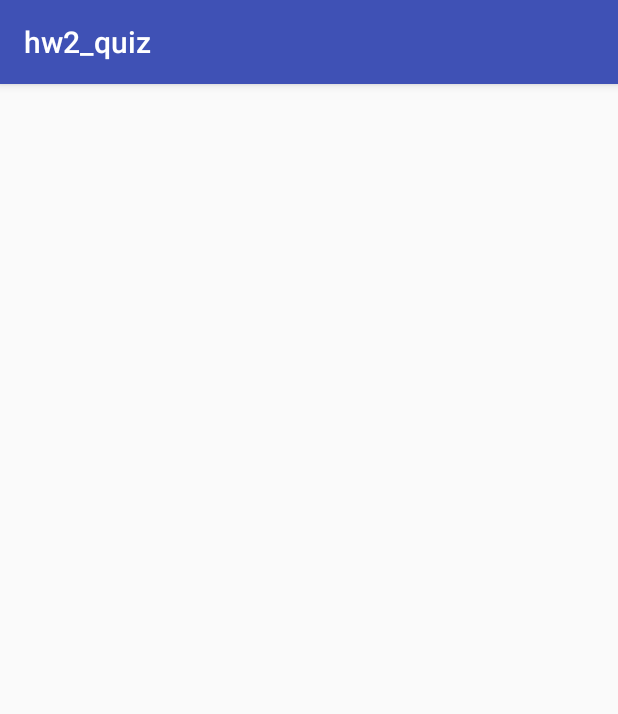
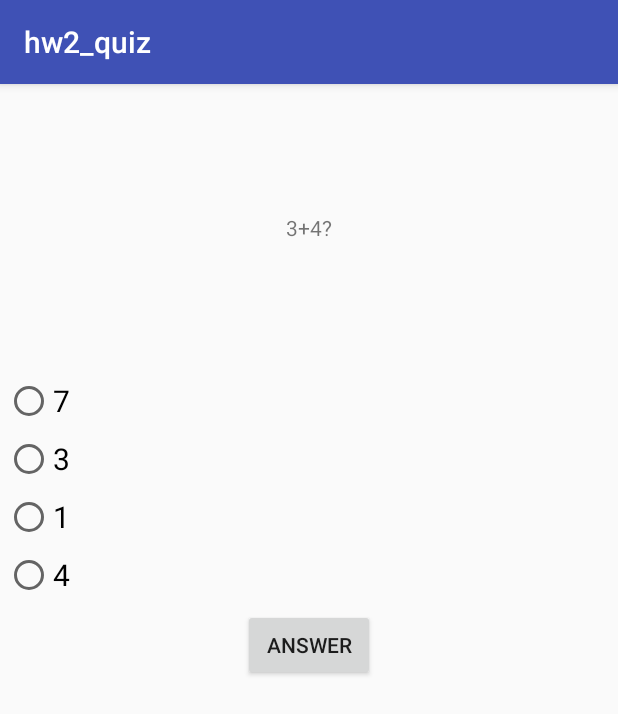
Before and after one commit to ofersh/yali_noam, an Android app: the Question_main screen opened directly, with no data from a screen before it, on a phone screen of 412 x 824 dp. Shown: the top 714 px of the screen. Run offline under Robolectric (Android 15) with nearby library versions, the phone set to English and light mode, and no system bars.

Commit message:
Finished the fragments in android.

```diff
--- a/y3/sem_b/quiz_hw2/app/src/main/java/com/android/noam/hw2_quiz/MainActivity.kt
+++ b/y3/sem_b/quiz_hw2/app/src/main/java/com/android/noam/hw2_quiz/MainActivity.kt
@@ -1,7 +1,9 @@
 package com.android.noam.hw2_quiz
 
+import android.content.Intent
 import android.support.v7.app.AppCompatActivity
 import android.os.Bundle
+import android.view.View
 
 class MainActivity : AppCompatActivity() {
 
@@ -9,7 +11,10 @@ class MainActivity : AppCompatActivity() {
         super.onCreate(savedInstanceState)
         setContentView(R.layout.activity_main)
 
+    }
 
-
+    fun start_quiz(view : View){
+        intent = Intent(this, Question_main::class.java)
+        startActivity(intent)
     }
 }
--- /dev/null
+++ b/y3/sem_b/quiz_hw2/app/src/main/java/com/android/noam/hw2_quiz/Question.kt
@@ -0,0 +1,5 @@
+package com.android.noam.hw2_quiz
+
+
+data class Question(var question : String, var options : ArrayList<String> , var right_answer : Int) {
+}
--- a/y3/sem_b/quiz_hw2/app/src/main/java/com/android/noam/hw2_quiz/Question_frag.kt
+++ b/y3/sem_b/quiz_hw2/app/src/main/java/com/android/noam/hw2_quiz/Question_frag.kt
@@ -7,12 +7,16 @@ import android.support.v4.app.Fragment
 import android.view.LayoutInflater
 import android.view.View
 import android.view.ViewGroup
+import android.widget.RadioButton
+import android.widget.RadioGroup
+import android.widget.TextView
 
 
 // TODO: Rename parameter arguments, choose names that match
 // the fragment initialization parameters, e.g. ARG_ITEM_NUMBER
-private const val ARG_PARAM1 = "param1"
-private const val ARG_PARAM2 = "param2"
+private const val QUESTION = "question"
+private const val OPTIONS = "options"
+private const val RIGHTANSWER = "right_answer"
 
 /**
  * A simple [Fragment] subclass.
@@ -23,44 +27,55 @@ private const val ARG_PARAM2 = "param2"
  * create an instance of this fragment.
  *
  */
-class question_frag : Fragment() {
+class Question_frag : Fragment() {
     // TODO: Rename and change types of parameters
-    private var param1: String? = null
-    private var param2: String? = null
-    private var listener: OnFragmentInteractionListener? = null
-
-    override fun onCreate(savedInstanceState: Bundle?) {
-        super.onCreate(savedInstanceState)
-        arguments?.let {
-            param1 = it.getString(ARG_PARAM1)
-            param2 = it.getString(ARG_PARAM2)
-        }
-    }
+    private var question: Question? = null
+//    private var listener: OnFragmentInteractionListener? = null
 
     override fun onCreateView(inflater: LayoutInflater, container: ViewGroup?,
                               savedInstanceState: Bundle?): View? {
         // Inflate the layout for this fragment
-        return inflater.inflate(R.layout.fragment_question_frag, container, false)
+        val view = inflater.inflate(R.layout.fragment_question_frag, container, false)
+
+        val q_text = view.findViewById<TextView>(R.id.question)
+        val opt1 = view.findViewById<RadioButton>(R.id.opt1)
+        val opt2 = view.findViewById<RadioButton>(R.id.opt2)
+        val opt3 = view.findViewById<RadioButton>(R.id.opt3)
+        val opt4 = view.findViewById<RadioButton>(R.id.opt4)
+
+
+        val args = arguments
+        if (args != null) {
+            q_text.text = args.getString(QUESTION)
+            val options_list = args.getStringArrayList(OPTIONS)
+            opt1.text = options_list[0]
+            opt2.text = options_list[1]
+            opt3.text = options_list[2]
+            opt4.text = options_list[3]
+
+        }
+
+        return view
     }
-
-    // TODO: Rename method, update argument and hook method into UI event
-    fun onButtonPressed(uri: Uri) {
-        listener?.onFragmentInteraction(uri)
-    }
-
-    override fun onAttach(context: Context) {
-        super.onAttach(context)
-        if (context is OnFragmentInteractionListener) {
-            listener = context
-        } else {
-            throw RuntimeException(context.toString() + " must implement OnFragmentInteractionListener")
-        }
-    }
-
-    override fun onDetach() {
-        super.onDetach()
-        listener = null
-    }
+//
+//    // TODO: Rename method, update argument and hook method into UI event
+//    fun onButtonPressed(uri: Uri) {
+//        listener?.onFragmentInteraction(uri)
+//    }
+//
+//    override fun onAttach(context: Context) {
+//        super.onAttach(context)
+//        if (context is OnFragmentInteractionListener) {
+//            listener = context
+//        } else {
+//            throw RuntimeException(context.toString() + " must implement OnFragmentInteractionListener")
+//        }
+//    }
+//
+//    override fun onDetach() {
+//        super.onDetach()
+//        listener = null
+//    }
 
     /**
      * This interface must be implemented by activities that contain this
@@ -73,28 +88,24 @@ class question_frag : Fragment() {
      * (http://developer.android.com/training/basics/fragments/communicating.html)
      * for more information.
      */
-    interface OnFragmentInteractionListener {
-        // TODO: Update argument type and name
-        fun onFragmentInteraction(uri: Uri)
-    }
+//    interface OnFragmentInteractionListener {
+//        // TODO: Update argument type and name
+//        fun onFragmentInteraction(uri: Uri)
+//    }
 
     companion object {
-        /**
-         * Use this factory method to create a new instance of
-         * this fragment using the provided parameters.
-         *
-         * @param param1 Parameter 1.
-         * @param param2 Parameter 2.
-         * @return A new instance of fragment question_frag.
-         */
-        // TODO: Rename and change types and number of parameters
+
         @JvmStatic
-        fun newInstance(param1: String, param2: String) =
-                question_frag().apply {
-                    arguments = Bundle().apply {
-                        putString(ARG_PARAM1, param1)
-                        putString(ARG_PARAM2, param2)
-                    }
-                }
+        fun newInstance(question: Question): Question_frag {
+            val args = Bundle()
+            args.putString(QUESTION, question.question)
+            args.putStringArrayList(OPTIONS, question.options)
+            args.putInt(RIGHTANSWER, question.right_answer)
+
+            val question_frag = Question_frag()
+            question_frag.arguments = args
+
+            return question_frag
+        }
     }
 }
--- a/y3/sem_b/quiz_hw2/app/src/main/java/com/android/noam/hw2_quiz/Question_main.kt
+++ b/y3/sem_b/quiz_hw2/app/src/main/java/com/android/noam/hw2_quiz/Question_main.kt
@@ -12,24 +12,40 @@ import android.support.v4.view.ViewPager
 class Question_main : AppCompatActivity() {
 
     private lateinit var  q_pager: ViewPager
+    var questions : ArrayList<Question> = ArrayList()
 
     override fun onCreate(savedInstanceState: Bundle?) {
         super.onCreate(savedInstanceState)
         setContentView(R.layout.activity_question_main)
+
+        q_pager = findViewById<ViewPager>(R.id.q_pager)
+
+        set_questions()
+
+        var q_pager_adapter = ScreenSlidePagerAdapter(getSupportFragmentManager(), questions)
+        q_pager.adapter = q_pager_adapter
     }
 
-    fun setupViewPager(){
-        var adapter:
-        //adapter = PagerAdapter(supportFragmentManager.get)
+    fun set_questions(){
+        questions = ArrayList()
+
+        var opts = arrayListOf<String>()
+        opts.add("7")
+        opts.add("3")
+        opts.add("1")
+        opts.add("4")
+
+        questions.add(Question("3+4?", opts, 0))
+        questions.add(Question("This is the second quesiotn", opts, 0))
 
     }
 
 
-     class ScreenSlidePagerAdapter (fragmentManager: FragmentManager, private val questions:ArrayList<Object>)
+     class ScreenSlidePagerAdapter (fragmentManager: FragmentManager, private val questions:ArrayList<Question>)
          : FragmentPagerAdapter(fragmentManager) {
 
         override fun getItem(position: Int): Fragment {
-            return question_frag()
+            return Question_frag.newInstance(questions[position])
         }
 
 
--- a/y3/sem_b/quiz_hw2/app/src/main/res/layout/activity_main.xml
+++ b/y3/sem_b/quiz_hw2/app/src/main/res/layout/activity_main.xml
@@ -15,6 +15,7 @@
         app:layout_constraintLeft_toLeftOf="parent"
         app:layout_constraintRight_toRightOf="parent"
         app:layout_constraintTop_toTopOf="parent"
+        android:onClick="start_quiz"
         />
 
 </android.support.constraint.ConstraintLayout>
--- a/y3/sem_b/quiz_hw2/app/src/main/res/layout/activity_question_main.xml
+++ b/y3/sem_b/quiz_hw2/app/src/main/res/layout/activity_question_main.xml
@@ -8,22 +8,19 @@
     android:orientation="vertical">
 
 
+
+        <android.support.v4.view.ViewPager
+            android:layout_width="match_parent"
+            android:layout_height="match_parent"
+            android:id="@+id/q_pager"
+            android:layout_weight="1">
+        </android.support.v4.view.ViewPager>
+
     <android.support.v7.widget.LinearLayoutCompat
         android:layout_weight="3"
         android:layout_width="match_parent"
         android:layout_height="match_parent">
-    </android.support.v7.widget.LinearLayoutCompat>
 
-    <android.support.v7.widget.LinearLayoutCompat
-        android:layout_weight="1"
-        android:layout_width="match_parent"
-        android:layout_height="match_parent">
-
-        <android.support.v4.view.ViewPager
-            android:layout_width="match_parent"
-            android:layout_height="match_parent"
-            android:id="@+id/q_pager">
-        </android.support.v4.view.ViewPager>
     </android.support.v7.widget.LinearLayoutCompat>
 
 
--- a/y3/sem_b/quiz_hw2/app/src/main/res/layout/fragment_question_frag.xml
+++ b/y3/sem_b/quiz_hw2/app/src/main/res/layout/fragment_question_frag.xml
@@ -1,14 +1,79 @@
 <?xml version="1.0" encoding="utf-8"?>
-<FrameLayout xmlns:android="http://schemas.android.com/apk/res/android"
+<LinearLayout xmlns:android="http://schemas.android.com/apk/res/android"
     xmlns:tools="http://schemas.android.com/tools"
     android:layout_width="match_parent"
     android:layout_height="match_parent"
-    tools:context=".question_frag">
+    tools:context=".Question_frag"
+    android:orientation="vertical">
 
-    <!-- TODO: Update blank fragment layout -->
-    <TextView
+    <LinearLayout
         android:layout_width="match_parent"
         android:layout_height="match_parent"
-        android:text="@string/hello_blank_fragment" />
+        android:layout_weight="2">
 
-</FrameLayout>
+        <TextView
+            android:layout_width="match_parent"
+            android:layout_height="match_parent"
+            android:hint="Question"
+            android:gravity="center"
+            android:id="@+id/question"
+            />
+
+    </LinearLayout>
+
+    <LinearLayout
+        android:layout_width="match_parent"
+        android:layout_height="match_parent"
+        android:layout_weight="1"
+        android:orientation="vertical">
+
+        <RadioGroup
+            android:layout_width="wrap_content"
+            android:layout_height="wrap_content"
+            android:id="@+id/options">
+
+            <RadioButton
+                android:layout_width="wrap_content"
+                android:layout_height="wrap_content"
+                android:text="this is option 1"
+                android:textSize="20sp"
+                android:layout_margin="3dp"
+                android:id="@+id/opt1"
+                />
+            <RadioButton
+                android:layout_width="wrap_content"
+                android:layout_height="wrap_content"
+                android:text="this is option 2"
+                android:textSize="20sp"
+                android:layout_margin="3dp"
+                android:id="@+id/opt2"
+                />
+            <RadioButton
+                android:layout_width="wrap_content"
+                android:layout_height="wrap_content"
+                android:text="this is option 3"
+                android:textSize="20sp"
+                android:layout_margin="3dp"
+                android:id="@+id/opt3"
+                />י
+            <RadioButton
+                android:layout_width="wrap_content"
+                android:layout_height="wrap_content"
+                android:text="this is option 4"
+                android:textSize="20sp"
+                android:layout_margin="3dp"
+                android:id="@+id/opt4"
+                />
+        </RadioGroup>
+
+        <Button
+            android:layout_width="wrap_content"
+            android:layout_height="wrap_content"
+            android:text="Answer"
+            android:layout_margin="3dp"
+            android:id="@+id/answer"
+            android:layout_gravity="center_horizontal" />
+    </LinearLayout>
+
+
+</LinearLayout>
```
